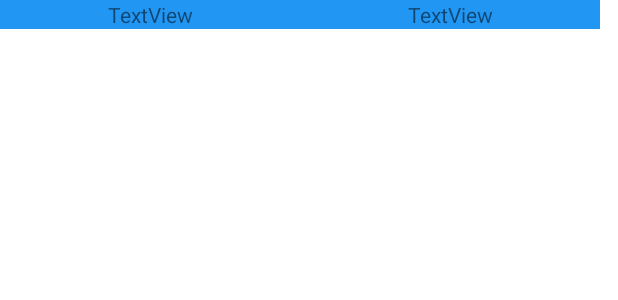
After one commit to acosmic/Term-scheduler, an Android app: the layout course_list_item.xml on its own in the app's theme, with its tools: preview values and no code run, on a phone screen of 412 x 824 dp. The commit adds this screen. Shown: the top 300 px of the screen. Run offline under Robolectric (Android 15) with nearby library versions, the phone set to English and light mode, and no system bars.

```diff
--- a/app/src/main/java/com/example/c196_app/ui/TermAdapter.java
+++ b/app/src/main/java/com/example/c196_app/ui/TermAdapter.java
@@ -17,6 +17,9 @@ import com.example.c196_app.entities.Term;
 import java.text.SimpleDateFormat;
 import java.util.List;
 import java.util.Locale;
+
+
+
 
 public class TermAdapter extends RecyclerView.Adapter<TermAdapter.TermViewHolder> {
     class TermViewHolder extends RecyclerView.ViewHolder {
--- /dev/null
+++ b/app/src/main/res/layout/course_list_item.xml
@@ -0,0 +1,32 @@
+<?xml version="1.0" encoding="utf-8"?>
+<androidx.constraintlayout.widget.ConstraintLayout xmlns:android="http://schemas.android.com/apk/res/android"
+    xmlns:tools="http://schemas.android.com/tools"
+    android:layout_width="match_parent"
+    android:layout_height="wrap_content"
+    xmlns:app="http://schemas.android.com/apk/res-auto">
+
+    <TextView
+        android:id="@+id/textViewCourseName"
+        android:layout_width="200dp"
+        android:layout_height="wrap_content"
+        android:layout_marginBottom="16dp"
+        android:background="#2196F3"
+        android:fontFamily="sans-serif"
+        android:text="TextView"
+        android:textAlignment="center"
+        app:layout_constraintLeft_toLeftOf="parent"
+        app:layout_constraintTop_toTopOf="parent" />
+    <TextView
+        android:id="@+id/textViewCourseStatus"
+        android:layout_width="200dp"
+        android:layout_height="wrap_content"
+        android:layout_marginBottom="16dp"
+        android:background="#2196F3"
+        android:fontFamily="sans-serif"
+        android:text="TextView"
+        android:textAlignment="center"
+        app:layout_constraintTop_toTopOf="parent"
+        app:layout_constraintLeft_toRightOf="@+id/textViewCourseName" />
+
+
+</androidx.constraintlayout.widget.ConstraintLayout>
```
Also changed, not shown: app/src/main/java/com/example/c196_app/Database/Repository.java (+45 -0 lines), app/src/main/java/com/example/c196_app/ui/CourseAdapter.java (added, +75 -0 lines), app/src/main/java/com/example/c196_app/ui/TermDetails.java (+10 -0 lines), app/src/main/java/com/example/c196_app/ui/TermList.java (+11 -0 lines), app/src/main/res/layout/activity_term_details.xml (+10 -0 lines).
